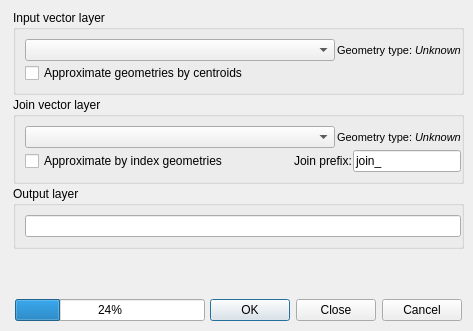
havatv/qgisnnjoinplugin, file ui_frmNNJoin.ui: the form before one commit.
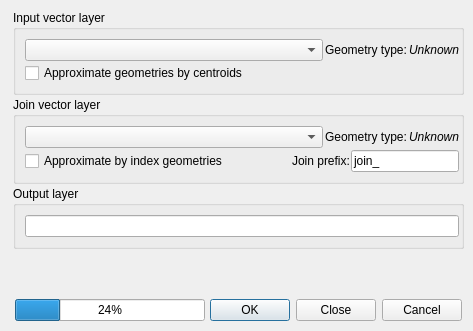
The form after the commit.

Diff of the .ui file:
```diff
--- a/ui_frmNNJoin.ui
+++ b/ui_frmNNJoin.ui
@@ -48,7 +48,7 @@
         <number>2</number>
        </property>
        <property name="rightMargin">
-        <number>0</number>
+        <number>2</number>
        </property>
        <item>
         <layout class="QHBoxLayout" name="horizontalLayout_2">
@@ -67,11 +67,6 @@
          </item>
          <item>
           <widget class="QLabel" name="label_inputgeom">
-           <property name="font">
-            <font>
-             <pointsize>8</pointsize>
-            </font>
-           </property>
            <property name="text">
             <string>Geometry type:</string>
            </property>
@@ -81,7 +76,6 @@
           <widget class="QLabel" name="inputgeometrytypelabel">
            <property name="font">
             <font>
-             <pointsize>8</pointsize>
              <italic>true</italic>
             </font>
            </property>
@@ -115,7 +109,7 @@
         <number>2</number>
        </property>
        <property name="rightMargin">
-        <number>0</number>
+        <number>2</number>
        </property>
        <item>
         <layout class="QHBoxLayout" name="horizontalLayout_3">
@@ -134,11 +128,6 @@
          </item>
          <item>
           <widget class="QLabel" name="label_2">
-           <property name="font">
-            <font>
-             <pointsize>8</pointsize>
-            </font>
-           </property>
            <property name="text">
             <string>Geometry type:</string>
            </property>
@@ -148,7 +137,6 @@
           <widget class="QLabel" name="joingeometrytypelabel">
            <property name="font">
             <font>
-             <pointsize>8</pointsize>
              <italic>true</italic>
             </font>
            </property>
@@ -223,7 +211,7 @@
         <number>2</number>
        </property>
        <property name="rightMargin">
-        <number>0</number>
+        <number>2</number>
        </property>
        <item>
         <widget class="QLineEdit" name="outputDataset">
```
